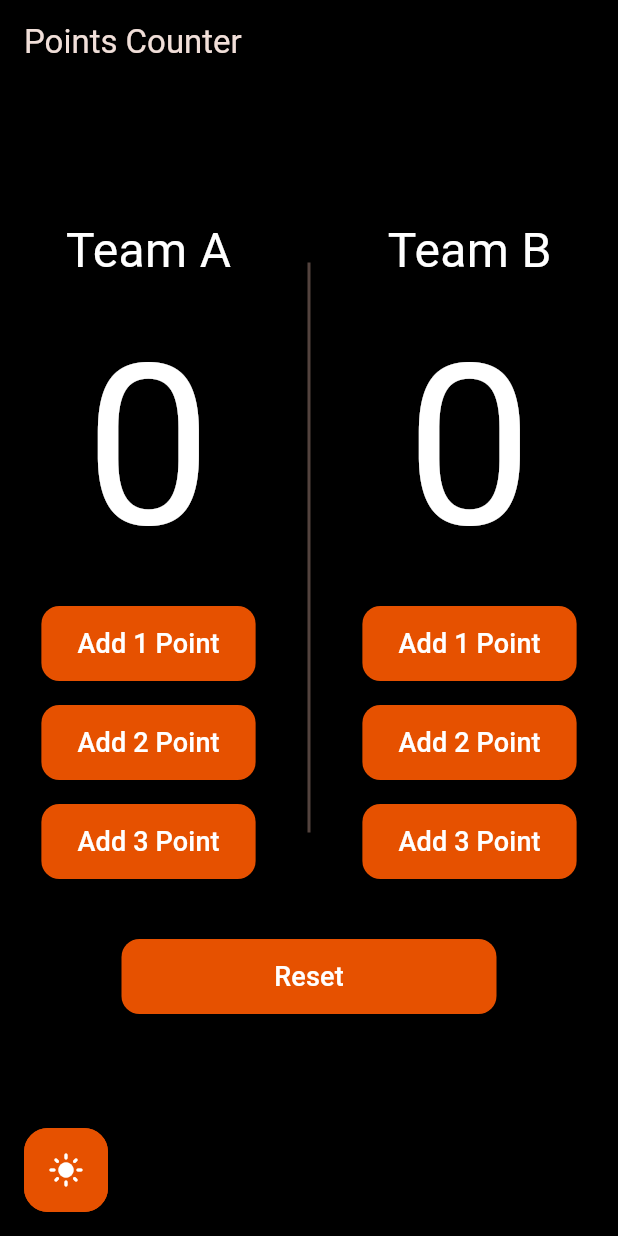
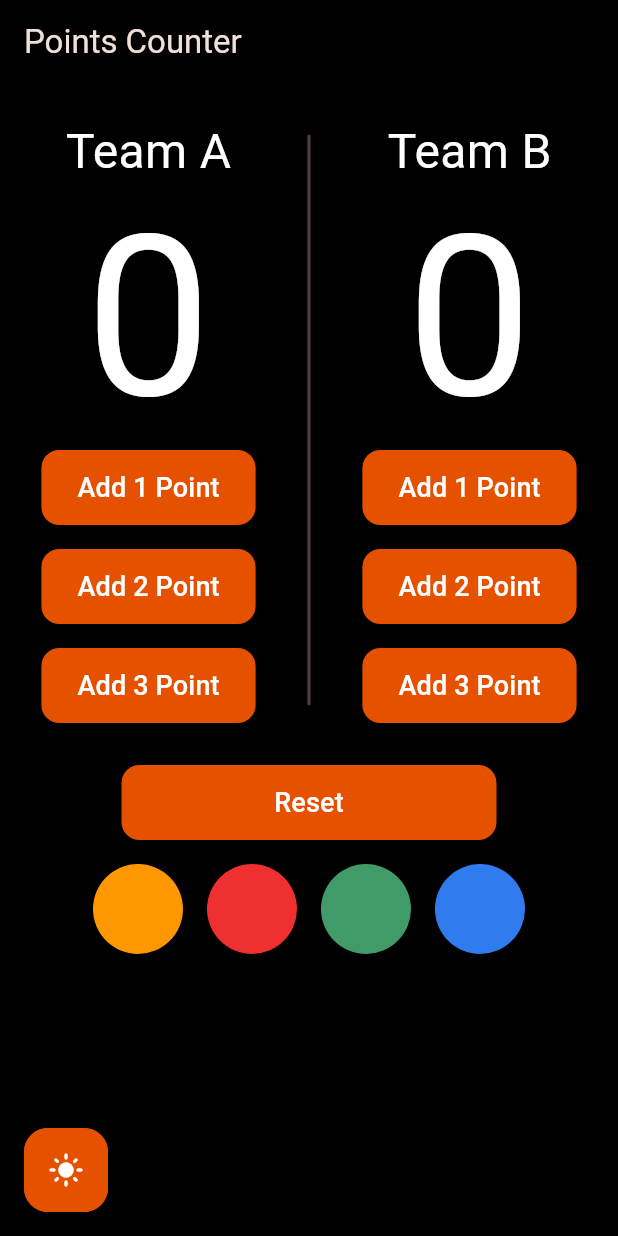
Before and after one commit to Kerolos-Morcos/Basketball-Counter-App, a Flutter app: the screen it shows after launch, after a tap on the "dark mode" icon, on a phone screen of 412 x 824 dp. Run offline on Flutter 3.47's test engine with Material 3 defaults, Android fonts, the phone set to English and light mode, and no system bars; our stand-ins replace flutter_bloc, hydrated_bloc.

Commit message:
finish color palette logic

```diff
--- /dev/null
+++ b/devtools_options.yaml
@@ -0,0 +1,3 @@
+description: This file stores settings for Dart & Flutter DevTools.
+documentation: https://docs.flutter.dev/tools/devtools/extensions#configure-extension-enablement-states
+extensions:
--- a/lib/core/functions/theme_extensions.dart
+++ b/lib/core/functions/theme_extensions.dart
@@ -1,4 +1,7 @@
+import 'package:basketball_counter_app/cubits/theme_hydrated_cubit/theme_hydrated_cubit.dart';
+import 'package:basketball_counter_app/cubits/theme_hydrated_cubit/theme_hydrated_cubit_state.dart';
 import 'package:flutter/material.dart';
+import 'package:flutter_bloc/flutter_bloc.dart';
 
 extension ThemeExtensions on BuildContext {
   bool get isDarkMode {
@@ -8,4 +11,6 @@ extension ThemeExtensions on BuildContext {
   Color get iconMode {
     return Theme.of(this).iconTheme.color ?? Theme.of(this).colorScheme.primary;
   }
+
+  ThemeHydratedCubitState get currentThemeState => read<ThemeCubit>().state;
 }
--- /dev/null
+++ b/lib/core/functions/theme_name_enum.dart
@@ -0,0 +1,10 @@
+enum ThemeNameEnum {
+  darkOrange,
+  darkGreen,
+  darkBlue,
+  darkRed,
+  lightOrange,
+  lightGreen,
+  lightBlue,
+  lightRed
+}
--- /dev/null
+++ b/lib/core/functions/toggle_mode.dart
@@ -0,0 +1,47 @@
+import 'package:basketball_counter_app/core/functions/theme_extensions.dart';
+import 'package:basketball_counter_app/cubits/theme_hydrated_cubit/theme_hydrated_cubit.dart';
+import 'package:basketball_counter_app/cubits/theme_hydrated_cubit/theme_hydrated_cubit_state.dart';
+import 'package:flutter/material.dart';
+import 'package:flutter_bloc/flutter_bloc.dart';
+
+// toggling between light and dark mode
+void toggleMode(BuildContext context) {
+  final isDark = context.isDarkMode;
+  final currentThemeState = context.currentThemeState;
+  final themeCubit = context.read<ThemeCubit>();
+  if (isDark) {
+    switch (currentThemeState.runtimeType) {
+      case ThemeDefaultDarkState:
+        themeCubit.updateTheme(ThemeDefaultLightState());
+        break;
+      case ThemeGreenDarkState:
+        themeCubit.updateTheme(ThemeGreenLightState());
+        break;
+      case ThemeBlueDarkState:
+        themeCubit.updateTheme(ThemeBlueLightState());
+        break;
+      case ThemeRedDarkState:
+        themeCubit.updateTheme(ThemeRedLightState());
+        break;
+      default:
+        themeCubit.updateTheme(ThemeDefaultLightState());
+    }
+  } else {
+    switch (currentThemeState.runtimeType) {
+      case ThemeDefaultLightState:
+        themeCubit.updateTheme(ThemeDefaultDarkState());
+        break;
+      case ThemeGreenLightState:
+        themeCubit.updateTheme(ThemeGreenDarkState());
+        break;
+      case ThemeBlueLightState:
+        themeCubit.updateTheme(ThemeBlueDarkState());
+        break;
+      case ThemeRedLightState:
+        themeCubit.updateTheme(ThemeRedDarkState());
+        break;
+      default:
+        themeCubit.updateTheme(ThemeDefaultDarkState());
+    }
+  }
+}
--- /dev/null
+++ b/lib/cubits/theme_hydrated_cubit/theme_hydrated_cubit_state.dart
@@ -0,0 +1,56 @@
+// These States are for Color Palette only
+import 'package:basketball_counter_app/core/config/theme/theme_data/dark/color_palette_dark/theme_data_blue_dark.dart';
+import 'package:basketball_counter_app/core/config/theme/theme_data/dark/color_palette_dark/theme_data_green_dark.dart';
+import 'package:basketball_counter_app/core/config/theme/theme_data/dark/color_palette_dark/theme_data_red_dark.dart';
+import 'package:basketball_counter_app/core/config/theme/theme_data/dark/theme_data_default_dark.dart';
+import 'package:basketball_counter_app/core/config/theme/theme_data/light/color_palette_light/theme_data_blue_light.dart';
+import 'package:basketball_counter_app/core/config/theme/theme_data/light/color_palette_light/theme_data_green_light.dart';
+import 'package:basketball_counter_app/core/config/theme/theme_data/light/color_palette_light/theme_data_red_light.dart';
+import 'package:basketball_counter_app/core/config/theme/theme_data/light/theme_data_default_light.dart';
+import 'package:flutter/material.dart';
+
+sealed class ThemeHydratedCubitState {
+  ThemeData get themeData => getLightDefaultTheme();
+}
+
+// default theme
+final class ThemeDefaultLightState extends ThemeHydratedCubitState {
+  @override
+  ThemeData get themeData => getLightDefaultTheme();
+}
+final class ThemeDefaultDarkState extends ThemeHydratedCubitState {
+  @override
+  ThemeData get themeData => getDarkDefaultTheme();
+}
+
+// Light Mode
+final class ThemeGreenLightState extends ThemeHydratedCubitState {
+  @override
+  ThemeData get themeData => getLightGreenTheme();
+}
+
+final class ThemeRedLightState extends ThemeHydratedCubitState {
+  @override
+  ThemeData get themeData => getLightRedTheme();
+}
+
+final class ThemeBlueLightState extends ThemeHydratedCubitState {
+  @override
+  ThemeData get themeData => getLightBlueTheme();
+}
+
+// Dark Mode
+final class ThemeGreenDarkState extends ThemeHydratedCubitState {
+  @override
+  ThemeData get themeData => getDarkGreenTheme();
+}
+
+final class ThemeRedDarkState extends ThemeHydratedCubitState {
+  @override
+  ThemeData get themeData => getDarkRedTheme();
+}
+
+final class ThemeBlueDarkState extends ThemeHydratedCubitState {
+  @override
+  ThemeData get themeData => getDarkBlueTheme();
+}
--- a/lib/main.dart
+++ b/lib/main.dart
@@ -1,12 +1,5 @@
-import 'package:basketball_counter_app/core/config/theme/theme_data/dark/color_palette_dark/theme_data_blue_dark.dart';
-import 'package:basketball_counter_app/core/config/theme/theme_data/dark/color_palette_dark/theme_data_green_dark.dart';
-import 'package:basketball_counter_app/core/config/theme/theme_data/dark/color_palette_dark/theme_data_red_dark.dart';
-import 'package:basketball_counter_app/core/config/theme/theme_data/dark/theme_data_default_dark.dart';
-import 'package:basketball_counter_app/core/config/theme/theme_data/light/color_palette_light/theme_data_blue_light.dart';
-import 'package:basketball_counter_app/core/config/theme/theme_data/light/color_palette_light/theme_data_green_light.dart';
-import 'package:basketball_counter_app/core/config/theme/theme_data/light/color_palette_light/theme_data_red_light.dart';
-import 'package:basketball_counter_app/core/config/theme/theme_data/light/theme_data_default_light.dart';
 import 'package:basketball_counter_app/cubits/theme_hydrated_cubit/theme_hydrated_cubit.dart';
+import 'package:basketball_counter_app/cubits/theme_hydrated_cubit/theme_hydrated_cubit_state.dart';
 import 'package:basketball_counter_app/pages/home_page.dart';
 import 'package:flutter/foundation.dart';
 import 'package:flutter/material.dart';
@@ -35,15 +28,14 @@ class BasketballCounterApp extends StatelessWidget {
           create: (context) => ThemeCubit(),
         ),
       ],
-      child: BlocBuilder<ThemeCubit, ThemeMode>(
-        builder: (context, mode) {
+      child: BlocBuilder<ThemeCubit, ThemeHydratedCubitState>(
+        builder: (context, state) {
           return MaterialApp(
             debugShowCheckedModeBanner: false,
-            // start dark mode
-            theme: getLightDefaultTheme(),
-            darkTheme: getDarkDefaultTheme(),
-            themeMode: mode,
-            // end dark mode
+            theme: state.themeData,
+            // theme: getLightDefaultTheme(),
+            // darkTheme: getDarkDefaultTheme(),
+            // themeMode: mode,
             home: const HomePage(),
           );
         },
--- a/lib/pages/home_page.dart
+++ b/lib/pages/home_page.dart
@@ -1,8 +1,10 @@
+import 'package:basketball_counter_app/core/config/theme/app_colors.dart';
 import 'package:basketball_counter_app/core/functions/theme_extensions.dart';
-import 'package:basketball_counter_app/cubits/theme_hydrated_cubit/theme_hydrated_cubit.dart';
+import 'package:basketball_counter_app/core/functions/theme_name_enum.dart';
+import 'package:basketball_counter_app/core/functions/toggle_mode.dart';
+import 'package:basketball_counter_app/core/functions/toggle_theme.dart';
 import 'package:basketball_counter_app/widgets/home_body_cubit_builder.dart';
 import 'package:flutter/material.dart';
-import 'package:flutter_bloc/flutter_bloc.dart';
 
 class HomePage extends StatelessWidget {
   const HomePage({
@@ -15,13 +17,86 @@ class HomePage extends StatelessWidget {
       appBar: AppBar(
         title: const Text('Points Counter'),
       ),
-      body: const HomeBodyCubitBuilder(),
+      body: Column(
+        children: [
+          const SizedBox(height: 22),
+          const HomeBodyCubitBuilder(),
+          const SizedBox(height: 16),
+          Row(
+            spacing: 16,
+            mainAxisAlignment: MainAxisAlignment.center,
+            children: [
+              ElevatedButton(
+                onPressed: () {
+                  toggleTheme(context, ThemeNameEnum.lightOrange);
+                },
+                style: ElevatedButton.styleFrom(
+                  backgroundColor: Colors.orange,
+                  shape: const CircleBorder(),
+                  minimumSize: const Size(60, 60),
+                ),
+                child: const SizedBox(width: 10),
+              ),
+              ElevatedButton(
+                onPressed: () {
+                  toggleTheme(context, ThemeNameEnum.lightRed);
+                },
+                style: ElevatedButton.styleFrom(
+                  backgroundColor: AppColors.redLightPrimary200,
+                  shape: const CircleBorder(),
+                  minimumSize: const Size(60, 60),
+                ),
+                child: const SizedBox(width: 10),
+              ),
+              ElevatedButton(
+                onPressed: () {
+                  toggleTheme(context, ThemeNameEnum.lightGreen);
+                },
+                style: ElevatedButton.styleFrom(
+                  backgroundColor: AppColors.greenLightPrimary200,
+                  shape: const CircleBorder(),
+                  minimumSize: const Size(60, 60),
+                ),
+                child: const SizedBox(width: 10),
+              ),
+              ElevatedButton(
+                onPressed: () {
+                  toggleTheme(context, ThemeNameEnum.lightBlue);
+                },
+                style: ElevatedButton.styleFrom(
+                  backgroundColor: AppColors.blueLightPrimary200,
+                  shape: const CircleBorder(),
+                  minimumSize: const Size(60, 60),
+                ),
+                child: const SizedBox(width: 10),
+              ),
+            ],
+          )
+        ],
+      ),
+      // Dark Mode Toggle
+      // floatingActionButton: FloatingActionButton(
+      //   onPressed: () {
+      //     if (context.isDarkMode) {
+      //       context.read<ThemeCubit>().updateTheme(ThemeMode.light);
+      //     } else {
+      //       context.read<ThemeCubit>().updateTheme(ThemeMode.dark);
+      //     }
+      //   },
+      //   child: Icon(
+      //     context.isDarkMode ? Icons.light_mode : Icons.dark_mode,
+      //     color: context.iconMode,
+      //   ),
+      // ),
+      // floatingActionButtonLocation: FloatingActionButtonLocation.startFloat,
+
+      // Color Palette Toggle
       floatingActionButton: FloatingActionButton(
         onPressed: () {
           if (context.isDarkMode) {
-            context.read<ThemeCubit>().updateTheme(ThemeMode.light);
+            toggleMode(context);
           } else {
-            context.read<ThemeCubit>().updateTheme(ThemeMode.dark);
+            toggleMode(context);
           }
         },
         child: Icon(
--- a/lib/widgets/reset_button.dart
+++ b/lib/widgets/reset_button.dart
@@ -14,7 +14,7 @@ class ResetButton extends StatelessWidget {
       listener: (context, state) {},
       builder: (context, state) {
         return Container(
-          margin: const EdgeInsets.only(top: 40, bottom: 60),
+          margin: const EdgeInsets.only(top: 28),
           child: ElevatedButton(
             onPressed: () {
               BlocProvider.of<BasketballCubit>(context).resetPoints();
--- a/lib/widgets/team_a_column.dart
+++ b/lib/widgets/team_a_column.dart
@@ -21,7 +21,7 @@ class TeamAColumn extends StatelessWidget {
             ),
             Text(
               '${BlocProvider.of<BasketballCubit>(context).teamAPoints}',
-              style: const TextStyle(fontSize: 150),
+              style: const TextStyle(fontSize: 150, height: 0),
             ),
             ElevatedButton(
               onPressed: () {
--- a/lib/widgets/team_b_column.dart
+++ b/lib/widgets/team_b_column.dart
@@ -21,7 +21,7 @@ class TeamBColumn extends StatelessWidget {
             ),
             Text(
               '${BlocProvider.of<BasketballCubit>(context).teamBPoints}',
-              style: const TextStyle(fontSize: 150),
+              style: const TextStyle(fontSize: 150, height: 0),
             ),
             ElevatedButton(
               onPressed: () {
```
Also changed, not shown: lib/core/functions/toggle_theme.dart (added, +35 -0 lines), lib/cubits/theme_hydrated_cubit/theme_hydrated_cubit.dart (+72 -16 lines).
